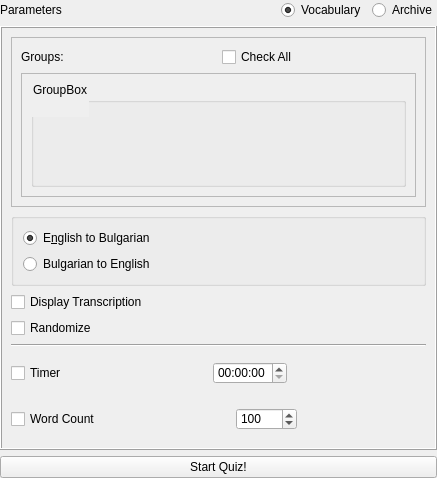
Old version of the form Forms/QuizParametersWidget.ui in the repository iatanasov77/qvocabulary.
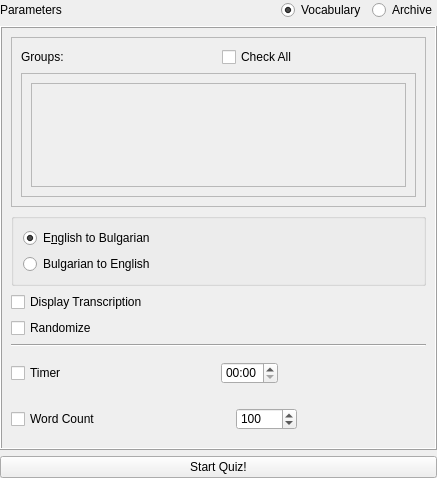
New version of the form.

Commit message: Configure Group Quiz When SideBar Quiz Button Clicked.

```diff
--- a/Forms/QuizParametersWidget.ui
+++ b/Forms/QuizParametersWidget.ui
@@ -136,10 +136,20 @@
             </property>
             <layout class="QVBoxLayout" name="verticalLayout_5">
              <item>
-              <widget class="QGroupBox" name="grpGroups">
-               <property name="title">
-                <string>GroupBox</string>
+              <widget class="QScrollArea" name="grpGroupsScrollArea">
+               <property name="widgetResizable">
+                <bool>true</bool>
                </property>
+               <widget class="QWidget" name="grpGroups">
+                <property name="geometry">
+                 <rect>
+                  <x>0</x>
+                  <y>0</y>
+                  <width>385</width>
+                  <height>85</height>
+                 </rect>
+                </property>
+               </widget>
               </widget>
              </item>
             </layout>
@@ -237,7 +247,14 @@
             </spacer>
            </item>
            <item>
-            <widget class="QTimeEdit" name="teTimer"/>
+            <widget class="QTimeEdit" name="teTimer">
+             <property name="currentSection">
+              <enum>QDateTimeEdit::MinuteSection</enum>
+             </property>
+             <property name="displayFormat">
+              <string>hh:mm</string>
+             </property>
+            </widget>
            </item>
            <item>
             <spacer name="horizontalSpacer_2">
```
The commit also changes 9 other files.
